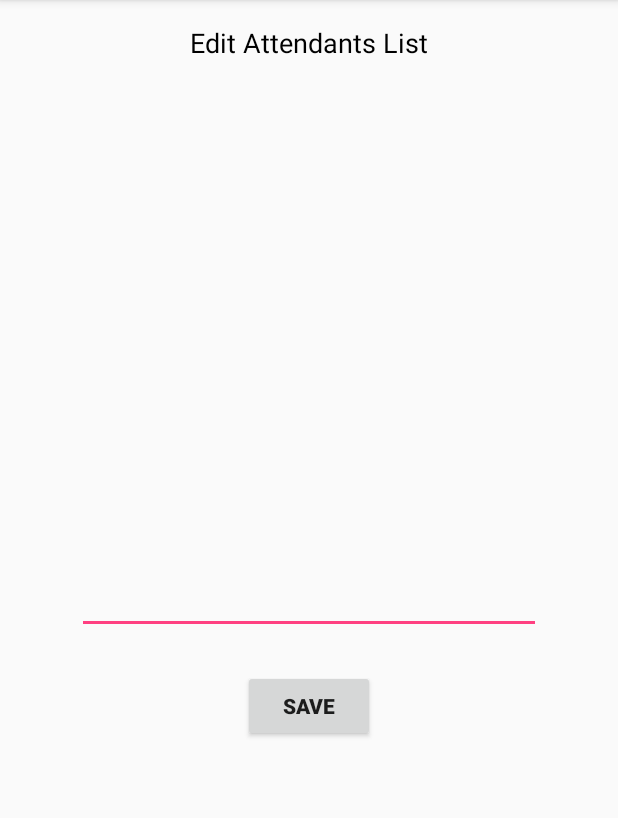
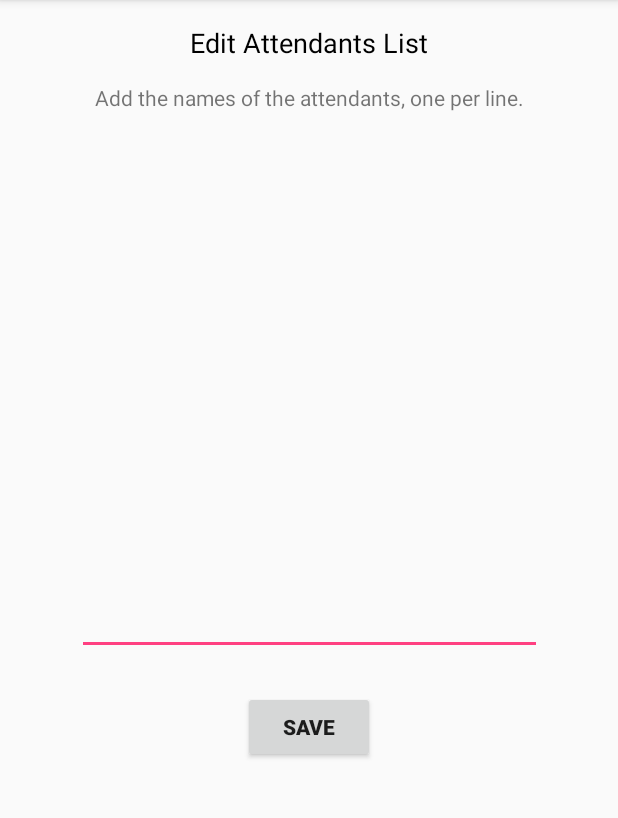
Before and after one commit to DrDab/TrcAttendance-Android, an Android app: the EditAttendantList screen opened directly, with no data from a screen before it, on a phone screen of 412 x 824 dp, the part 84-902 px from its top. Run offline under Robolectric (Android 15) with nearby library versions, the phone set to English and light mode, and no system bars.

Commit message:
Polished GUI more

```diff
--- a/app/src/main/java/com/team3543/trcattendance_android/About.java
+++ b/app/src/main/java/com/team3543/trcattendance_android/About.java
@@ -56,16 +56,11 @@ public class About extends AppCompatActivity
 
     public void mystery(View view)
     {
-        int resID = getResources().getIdentifier("careless_whisper", "raw", getPackageName());
-        MediaPlayer player = MediaPlayer.create(this, resID);
+        MediaPlayer player = MediaPlayer.create(this, R.raw.careless_whisper);
         try
         {
-            player.prepare();
+            // player.prepare();
             player.start();
-        }
-        catch (IOException e)
-        {
-            e.printStackTrace();
         }
         catch (Exception e)
         {
--- a/app/src/main/res/layout/activity_edit_attendant_list.xml
+++ b/app/src/main/res/layout/activity_edit_attendant_list.xml
@@ -22,11 +22,11 @@
 
     <EditText
         android:id="@+id/attendantEntries"
-        android:layout_width="309dp"
-        android:layout_height="374dp"
+        android:layout_width="310dp"
+        android:layout_height="348dp"
         android:layout_marginEnd="8dp"
         android:layout_marginStart="8dp"
-        android:layout_marginTop="8dp"
+        android:layout_marginTop="48dp"
         android:ems="10"
         android:inputType="textMultiLine"
         app:layout_constraintEnd_toEndOf="parent"
@@ -46,4 +46,18 @@
         app:layout_constraintEnd_toEndOf="parent"
         app:layout_constraintStart_toStartOf="parent"
         app:layout_constraintTop_toBottomOf="@+id/attendantEntries" />
+
+    <TextView
+        android:id="@+id/textView13"
+        android:layout_width="wrap_content"
+        android:layout_height="wrap_content"
+        android:layout_marginBottom="8dp"
+        android:layout_marginEnd="8dp"
+        android:layout_marginStart="8dp"
+        android:layout_marginTop="8dp"
+        android:text="Add the names of the attendants, one per line."
+        app:layout_constraintBottom_toTopOf="@+id/attendantEntries"
+        app:layout_constraintEnd_toEndOf="parent"
+        app:layout_constraintStart_toStartOf="parent"
+        app:layout_constraintTop_toBottomOf="@+id/textView" />
 </android.support.constraint.ConstraintLayout>
```
